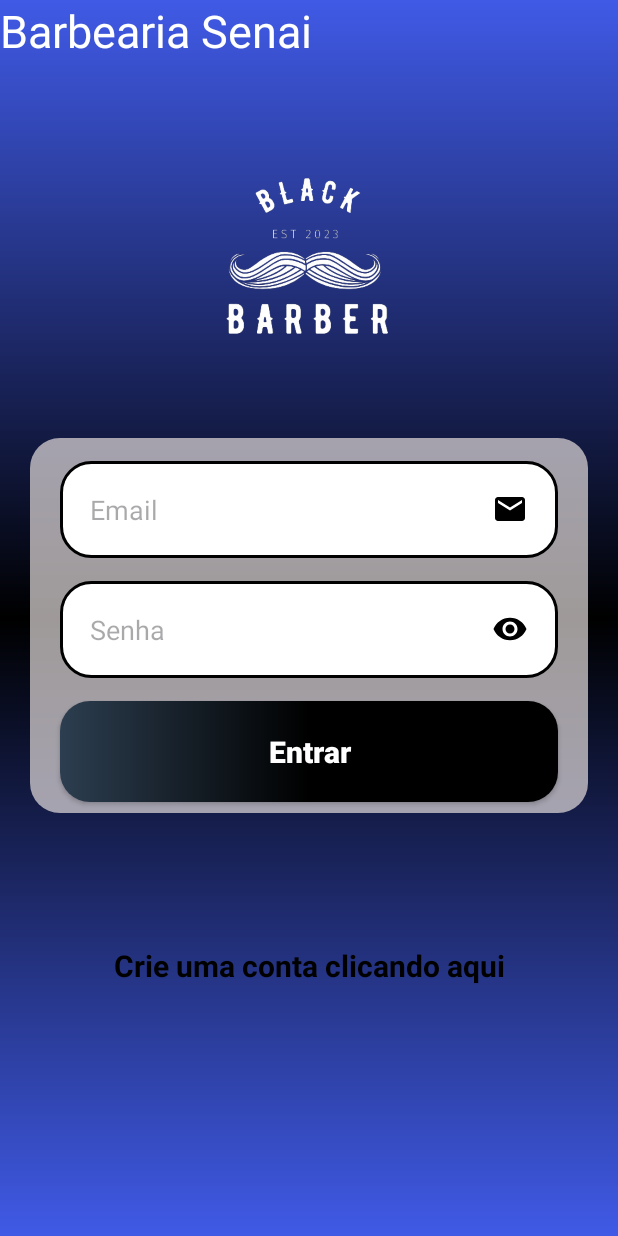
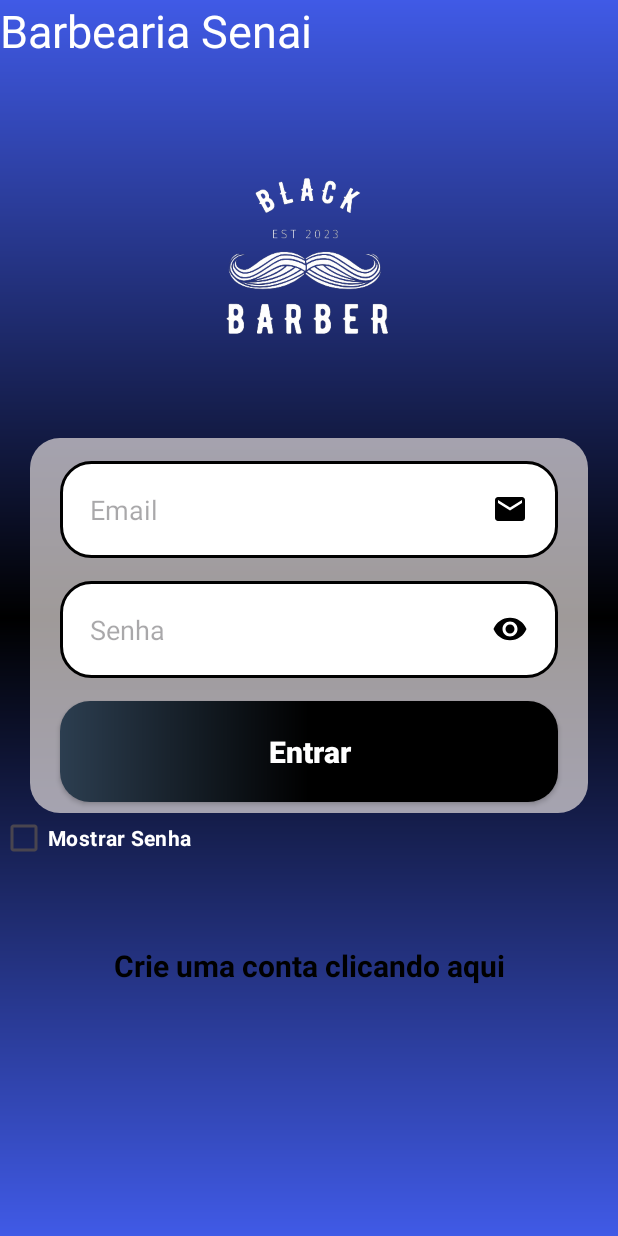
Before and after one commit to rafaelrodrigus/Projeto-barbearia, an Android app: the screen it shows after launch (FormLogin), on a phone screen of 412 x 824 dp. Run offline under Robolectric (Android 15) with nearby library versions, the phone set to English and light mode, and no system bars; our stand-ins replace Firebase (no records; nobody signed in at launch, a user with empty details on screens opened directly).

Commit message:
mudei tela de login

```diff
--- a/app/src/main/java/com/example/siterr/FormLogin.java
+++ b/app/src/main/java/com/example/siterr/FormLogin.java
@@ -9,6 +9,7 @@ import android.text.TextUtils;
 import android.view.View;
 import android.view.inputmethod.InputMethodManager;
 import android.widget.Button;
+import android.widget.CheckBox;
 import android.widget.EditText;
 import android.widget.ProgressBar;
 import android.widget.TextView;
@@ -24,6 +25,7 @@ public class FormLogin extends AppCompatActivity {
     private Button bt_entrar;
     private EditText edit_email, edit_senha;
     private ProgressBar progressBar;
+    private CheckBox check_mostrar_senha;
 
     String[] mensagens = {"Preencha todos os campos", "Login efetuado com sucesso"};
 
@@ -40,12 +42,21 @@ public class FormLogin extends AppCompatActivity {
             String senha = edit_senha.getText().toString();
 
             if (TextUtils.isEmpty(email) || TextUtils.isEmpty(senha)) {
-                exibirSnackbar(v, mensagens[0], Color.WHITE, Color.BLACK);
+                exibirSnackbar(findViewById(android.R.id.content), mensagens[0], Color.WHITE, Color.BLACK);
             } else {
                 AutenticarUsuario(email, senha);
                 esconderTeclado();
             }
         });
+
+        // Adicionado listener para a CheckBox de mostrar senha
+        check_mostrar_senha.setOnCheckedChangeListener((buttonView, isChecked) -> {
+            // Mostra ou esconde a senha baseado no estado da CheckBox
+            edit_senha.setInputType(isChecked ? 0x90 : 0x81);
+        });
+
+        // Chamando exibirSnackbar dentro do onCreate para mostrar a mensagem inicial
+        exibirSnackbar(findViewById(android.R.id.content), mensagens[0], Color.WHITE, Color.BLACK);
     }
 
     private void AutenticarUsuario(String email, String senha) {
@@ -55,7 +66,7 @@ public class FormLogin extends AppCompatActivity {
                         progressBar.setVisibility(View.VISIBLE);
                         new Handler().postDelayed(this::agenda, 1500);
                     } else {
-                        exibirSnackbar(findViewById(android.R.id.content), "Erro ao efetuar login", Color.RED);
+                        exibirSnackbar(findViewById(android.R.id.content), "Erro ao efetuar login", Color.RED, Color.BLACK);
                     }
                 });
     }
@@ -79,6 +90,7 @@ public class FormLogin extends AppCompatActivity {
         edit_email = findViewById(R.id.edit_email);
         edit_senha = findViewById(R.id.edit_senha);
         progressBar = findViewById(R.id.progressbar);
+        check_mostrar_senha = findViewById(R.id.check_mostrar_senha); // Adicionado CheckBox no layout
     }
 
     private void esconderTeclado() {
@@ -93,11 +105,4 @@ public class FormLogin extends AppCompatActivity {
         Intent intent = new Intent(FormLogin.this, FormCadastro.class);
         startActivity(intent);
     }
-    private void exibirSnackbar(View view, String mensagem, int corFundo) {
-        Snackbar snackbar = Snackbar.make(view, mensagem, Snackbar.LENGTH_SHORT);
-        snackbar.setBackgroundTint(corFundo);
-        snackbar.setTextColor(Color.WHITE);  // Adicionei a cor branca como padrão para o texto
-        snackbar.show();
-    }
-
 }
--- /dev/null
+++ b/app/src/main/res/drawable/close_icon.xml
@@ -0,0 +1,5 @@
+<vector android:height="24dp" android:tint="#000000"
+    android:viewportHeight="24" android:viewportWidth="24"
+    android:width="24dp" xmlns:android="http://schemas.android.com/apk/res/android">
+    <path android:fillColor="@android:color/white" android:pathData="M12,7c2.76,0 5,2.24 5,5 0,0.65 -0.13,1.26 -0.36,1.83l2.92,2.92c1.51,-1.26 2.7,-2.89 3.43,-4.75 -1.73,-4.39 -6,-7.5 -11,-7.5 -1.4,0 -2.74,0.25 -3.98,0.7l2.16,2.16C10.74,7.13 11.35,7 12,7zM2,4.27l2.28,2.28 0.46,0.46C3.08,8.3 1.78,10.02 1,12c1.73,4.39 6,7.5 11,7.5 1.55,0 3.03,-0.3 4.38,-0.84l0.42,0.42L19.73,22 21,20.73 3.27,3 2,4.27zM7.53,9.8l1.55,1.55c-0.05,0.21 -0.08,0.43 -0.08,0.65 0,1.66 1.34,3 3,3 0.22,0 0.44,-0.03 0.65,-0.08l1.55,1.55c-0.67,0.33 -1.41,0.53 -2.2,0.53 -2.76,0 -5,-2.24 -5,-5 0,-0.79 0.2,-1.53 0.53,-2.2zM11.84,9.02l3.15,3.15 0.02,-0.16c0,-1.66 -1.34,-3 -3,-3l-0.17,0.01z"/>
+</vector>
--- /dev/null
+++ b/app/src/main/res/drawable/passwood_toggle.xml
@@ -0,0 +1,6 @@
+<?xml version="1.0" encoding="utf-8"?>
+<selector xmlns:android="http://schemas.android.com/apk/res/android">
+    <item android:state_checked="true" android:drawable="@drawable/ice_eye"/>
+    <item android:state_checked="false" android:drawable="@drawable/close_icon"/>
+
+</selector>
--- /dev/null
+++ b/app/src/main/res/font/average.xml
@@ -0,0 +1,4 @@
+<?xml version="1.0" encoding="utf-8"?>
+<font-family xmlns:android="http://schemas.android.com/apk/res/android">
+
+</font-family>
--- a/app/src/main/res/layout/activity_form_login.xml
+++ b/app/src/main/res/layout/activity_form_login.xml
@@ -69,6 +69,21 @@
         app:layout_constraintTop_toBottomOf="@+id/containerComponents"
         />
 
+    <CheckBox
+        android:id="@+id/check_mostrar_senha"
+        android:layout_width="wrap_content"
+        android:layout_height="wrap_content"
+        android:textStyle="bold"
+        android:textColor="@color/white"
+        android:layout_marginRight="550dp"
+        android:text="Mostrar Senha"
+        app:layout_constraintTop_toBottomOf="@+id/bt_entrar"
+
+        />
+
+
+
+
     <TextView
         android:id="@+id/text_tela_cadastro"
         android:layout_width="wrap_content"
@@ -91,6 +106,7 @@
         android:text="Barbearia Senai"
         android:textColor="@color/white"
         android:textSize="30dp"
+        android:layout_marginBottom="34dp"
         tools:layout_editor_absoluteX="100dp"
         tools:layout_editor_absoluteY="16dp"
         tools:ignore="MissingConstraints" />
--- a/app/src/main/res/values/strings.xml
+++ b/app/src/main/res/values/strings.xml
@@ -4,4 +4,5 @@
     <string name="text_cadastro">Crie uma conta clicando aqui</string>
     <string name="title_cadastro">Cadastre-se</string>
     <string name="ice_voltar">Voltar</string>
+    <string name="password" />
 </resources>
```
Also changed, not shown: app/src/main/java/com/example/siterr/TelaPerfil.java (+32 -7 lines), app/src/main/res/drawable/custom.xml (added, +24 -0 lines).
